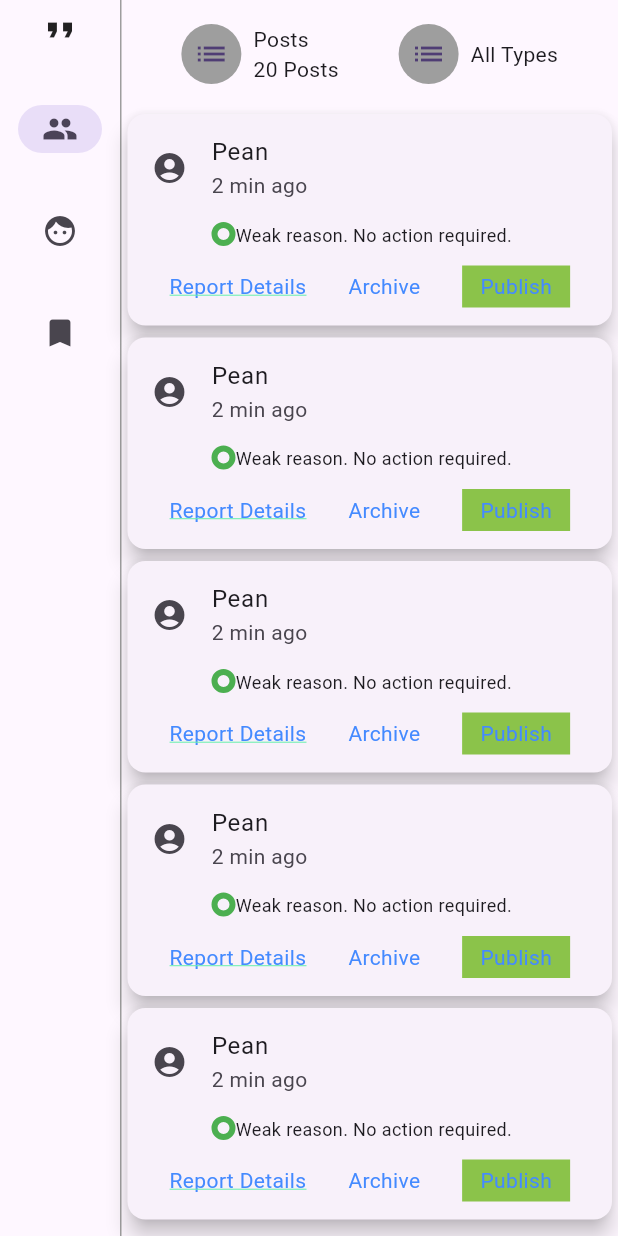
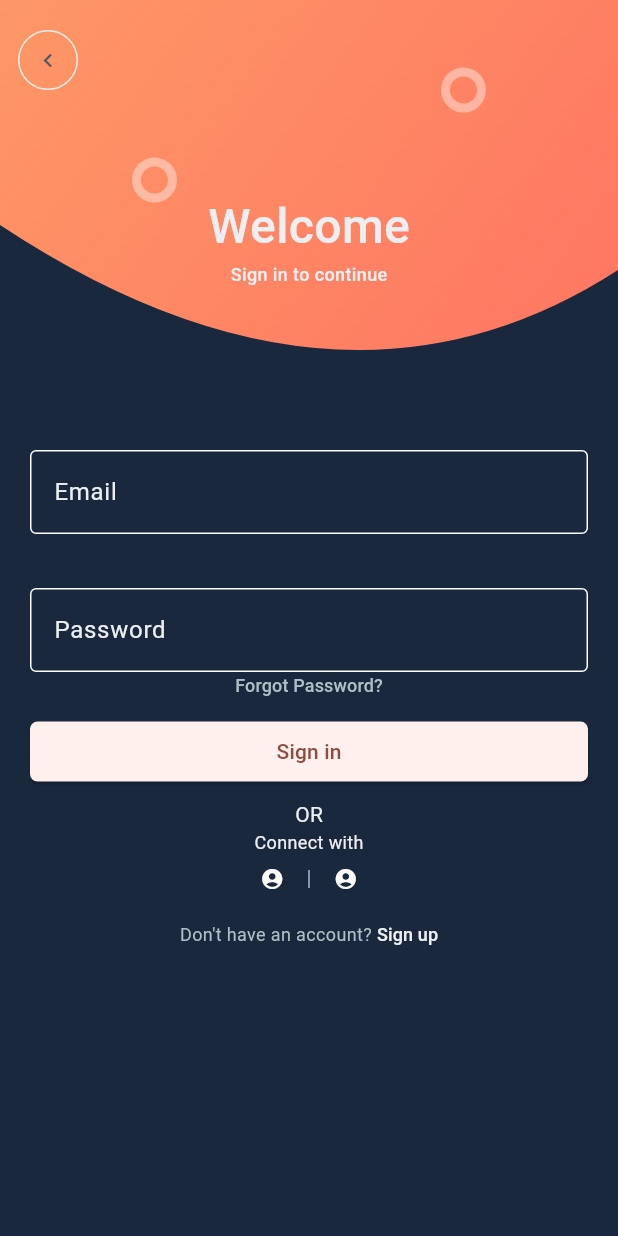
Before and after one commit to sarushili0430/ui_practice, a Flutter app: the screen it shows after launch, on a phone screen of 412 x 824 dp. Run offline on Flutter 3.47's test engine with Material 3 defaults, Android fonts, the phone set to English and light mode, and no system bars.

```diff
--- a/lib/main.dart
+++ b/lib/main.dart
@@ -1,5 +1,14 @@
 import 'package:flutter/material.dart';
+import 'package:ui_practice/signin.dart';
 import 'admin_mobile.dart';
+
+const Color kAccentColor = Color(0xFFFE7C64);
+const Color kBackgroundColor = Color(0xFF19283D);
+const Color kTextColorPrimary = Color(0xFFECEFF1);
+const Color kTextColorSecondary = Color(0xFFB0BEC5);
+const Color kButtonColorPrimary = Color(0xFFECEFF1);
+const Color kButtonTextColorPrimary = Color(0xFF455A64);
+const Color kIconColor = Color(0xFF455A64);
 
 void main() {
   runApp(const MyApp());
@@ -14,10 +23,10 @@ class MyApp extends StatelessWidget {
     return MaterialApp(
       title: 'Flutter Demo',
       theme: ThemeData(
-        colorScheme: ColorScheme.fromSeed(seedColor: Colors.deepPurple),
+        colorScheme: ColorScheme.fromSeed(seedColor: kAccentColor),
         useMaterial3: true,
       ),
-      home: const AdminMobile(title: 'Flutter Demo Home Page'),
+      home: const SigninSignout(title: 'Flutter Demo Home Page'),
     );
   }
 }
--- /dev/null
+++ b/lib/signin.dart
@@ -0,0 +1,389 @@
+import 'package:flutter/material.dart';
+
+const Color kAccentColor = Color(0xFFFE7C64);
+const Color kBackgroundColor = Color(0xFF19283D);
+const Color kTextColorPrimary = Color(0xFFECEFF1);
+const Color kTextColorSecondary = Color(0xFFB0BEC5);
+const Color kButtonColorPrimary = Color(0xFFECEFF1);
+const Color kButtonTextColorPrimary = Color(0xFF455A64);
+const Color kIconColor = Color(0xFF455A64);
+
+class SigninSignout extends StatefulWidget {
+  const SigninSignout({super.key, required this.title});
+
+  final String title;
+
+  @override
+  State<SigninSignout> createState() => _SigninSignoutState();
+}
+
+class _SigninSignoutState extends State<SigninSignout> {
+  @override
+  Widget build(BuildContext context) {
+    return Scaffold(
+      backgroundColor: kBackgroundColor,
+      body: Column(
+        mainAxisAlignment: MainAxisAlignment.start,
+        children: [
+          PageHeader(),
+          PageForm(),
+          PageFooter(),
+        ],
+      ),
+    );
+  }
+}
+
+class PageHeader extends StatelessWidget {
+  @override
+  Widget build(BuildContext context) {
+    final double height = 300;
+    return Container(
+      height: height,
+      child: Stack(
+        children: [
+          Align(
+            alignment: Alignment.topCenter,
+            child: HeaderBackground(height: height),
+          ),
+          Align(
+            alignment: Alignment.topCenter,
+            child: HeaderCircles(height: height),
+          ),
+          Align(
+            alignment: Alignment.topCenter,
+            child: Padding(
+              padding: EdgeInsets.only(top: 128),
+              child: HeaderTitle(),
+            ),
+          ),
+          Positioned(
+            top: 16,
+            left: 0,
+            child: HeaderBackButton(),
+          ),
+        ],
+      ),
+    );
+  }
+}
+
+class HeaderBackgroundClipper extends CustomClipper<Path> {
+  @override
+  Path getClip(Size size) {
+    return Path()
+      ..lineTo(0, size.height * 0.5)
+      ..quadraticBezierTo(
+        size.width * 0.55,
+        size.height,
+        size.width,
+        size.height * 0.6,
+      )
+      ..lineTo(size.width, 0)
+      ..close();
+  }
+
+  @override
+  bool shouldReclip(CustomClipper<Path> oldClipper) {
+    return true;
+  }
+}
+
+class HeaderBackground extends StatelessWidget {
+  final double height;
+
+  const HeaderBackground({super.key, required this.height});
+
+  @override
+  Widget build(BuildContext context) {
+    return ClipPath(
+        clipper: HeaderBackgroundClipper(),
+        child: Container(
+          width: double.infinity,
+          height: height,
+          decoration: BoxDecoration(
+              gradient: LinearGradient(
+            begin: FractionalOffset.topLeft,
+            end: FractionalOffset.bottomRight,
+            colors: [
+              Color(0xFFFD9766),
+              Color(0xFFFF7362),
+            ],
+            stops: [0, 1],
+          )),
+        ));
+  }
+}
+
+class HeaderCirclePainter extends CustomPainter {
+  @override
+  void paint(Canvas canvas, Size size) {
+    final paint = Paint()
+      ..color = Colors.white.withValues(alpha: 0.4)
+      ..style = PaintingStyle.stroke
+      ..strokeWidth = 6;
+
+    canvas.drawCircle(
+      Offset(size.width * 0.25, size.height * 0.4),
+      12,
+      paint,
+    );
+    canvas.drawCircle(
+      Offset(size.width * 0.75, size.height * 0.2),
+      12,
+      paint,
+    );
+  }
+
+  @override
+  bool shouldRepaint(CustomPainter oldDelegate) {
+    return false;
+  }
+}
+
+class HeaderCircles extends StatelessWidget {
+  final double height;
+
+  const HeaderCircles({
+    super.key,
+    required this.height,
+  });
+
+  @override
+  Widget build(BuildContext context) {
+    return CustomPaint(
+      painter: HeaderCirclePainter(),
+      child: Container(
+        width: double.infinity,
+        height: height,
+      ),
+    );
+  }
+}
+
+class HeaderTitle extends StatelessWidget {
+  @override
+  Widget build(BuildContext context) {
+    return Column(
+      mainAxisSize: MainAxisSize.min,
+      children: [
+        Text(
+          'Welcome',
+          style: TextStyle(
+            color: kTextColorPrimary,
+            fontWeight: FontWeight.w500,
+            fontSize: 32,
+          ),
+        ),
+        Text(
+          'Sign in to continue',
+          style: TextStyle(
+              color: kTextColorPrimary,
+              fontSize: 12,
+              fontWeight: FontWeight.w500),
+        ),
+      ],
+    );
+  }
+}
+
+class HeaderBackButton extends StatelessWidget {
+  @override
+  Widget build(BuildContext context) {
+    return TextButton(
+      style: TextButton.styleFrom(
+        backgroundColor: Colors.transparent,
+        shape: CircleBorder(
+          side: BorderSide(color: kButtonColorPrimary),
+        ),
+      ),
+      onPressed: () {},
+      child: Icon(Icons.chevron_left, color: kIconColor),
+    );
+  }
+}
+
+class PageForm extends StatelessWidget {
+  const PageForm({super.key});
+
+  @override
+  Widget build(BuildContext context) {
+    return const Padding(
+        padding: EdgeInsets.symmetric(horizontal: 20),
+        child: Column(
+          children: [
+            InputForm(),
+            SizedBox(
+              height: 12,
+            ),
+            LoginButton(),
+            SizedBox(
+              height: 8,
+            ),
+            Text(
+              "OR",
+              style: TextStyle(color: kTextColorPrimary),
+            ),
+            Text(
+              "Connect with",
+              style: TextStyle(
+                color: kTextColorPrimary,
+                fontSize: 12,
+              ),
+            ),
+            SizedBox(
+              height: 8,
+            ),
+            OAuthSelection(),
+          ],
+        ));
+  }
+}
+
+class InputForm extends StatefulWidget {
+  const InputForm({super.key});
+
+  @override
+  State<InputForm> createState() => _InputFormState();
+}
+
+class _InputFormState extends State<InputForm> {
+  final _emailController = TextEditingController();
+  final _passwordController = TextEditingController();
+
+  @override
+  Widget build(BuildContext context) {
+    return Column(
+      children: [
+        TextField(
+          controller: _emailController,
+          decoration: InputDecoration(
+              labelText: "Email",
+              labelStyle: TextStyle(color: kTextColorPrimary),
+              enabledBorder: OutlineInputBorder(
+                borderSide: BorderSide(color: Colors.white),
+              ),
+              focusedBorder: OutlineInputBorder(
+                borderSide: BorderSide(color: Colors.white),
+              )),
+        ),
+        SizedBox(
+          height: 36,
+        ),
+        TextField(
+          controller: _passwordController,
+          decoration: InputDecoration(
+              labelText: "Password",
+              labelStyle: TextStyle(color: kTextColorPrimary),
+              enabledBorder: OutlineInputBorder(
+                  borderSide: BorderSide(color: Colors.white)),
+              focusedBorder: OutlineInputBorder(
+                  borderSide: BorderSide(color: Colors.white))),
+          obscureText: true,
+        ),
+        TextButton(
+            style: TextButton.styleFrom(
+              minimumSize: Size.zero,
+              padding: EdgeInsets.zero,
+              tapTargetSize: MaterialTapTargetSize.shrinkWrap,
+            ),
+            onPressed: () => {},
+            child: Text("Forgot Password?",
+                style: TextStyle(
+                  color: kTextColorSecondary,
+                  fontSize: 12,
+                ))),
+      ],
+    );
+  }
+}
+
+class LoginButton extends StatelessWidget {
+  const LoginButton({super.key});
+
+  @override
+  Widget build(BuildContext context) {
+    return ElevatedButton(
+        child: const Text('Sign in'),
+        onPressed: () => {},
+        style: ElevatedButton.styleFrom(
+            fixedSize: Size.fromWidth(double.maxFinite),
+            shape: RoundedRectangleBorder(
+              borderRadius: BorderRadius.circular(5),
+            )));
+  }
+}
+
+class OAuthSelection extends StatelessWidget {
+  const OAuthSelection({super.key});
+
+  @override
+  Widget build(BuildContext context) {
+    return Container(
+        height: 16,
+        child: Row(
+          mainAxisAlignment: MainAxisAlignment.center,
+          children: [
+            IconButton(
+              padding: EdgeInsets.zero,
+              onPressed: () => {},
+              constraints: BoxConstraints(),
+              icon: Icon(
+                Icons.account_circle,
+                size: 16,
+                color: Colors.white,
+              ),
+            ),
+            Container(
+              color: kTextColorSecondary,
+              width: 1,
+              height: 12,
+            ),
+            IconButton(
+              padding: EdgeInsets.zero,
+              onPressed: () => {},
+              constraints: BoxConstraints(),
+              icon: Icon(
+                Icons.account_circle,
+                size: 16,
+                color: Colors.white,
+              ),
+            ),
+          ],
+        ));
+  }
+}
+
+class PageFooter extends StatelessWidget {
+  const PageFooter({super.key});
+
+  @override
+  Widget build(BuildContext context) {
+    return Padding(
+        padding: EdgeInsets.only(top: 20),
+        child: Row(
+          mainAxisAlignment: MainAxisAlignment.center,
+          children: [
+            Text(
+              "Don't have an account? ",
+              style: TextStyle(
+                color: kTextColorSecondary,
+                fontSize: 12,
+              ),
+            ),
+            TextButton(
+                style: TextButton.styleFrom(
+                  minimumSize: Size.zero,
+                  padding: EdgeInsets.zero,
+                  tapTargetSize: MaterialTapTargetSize.shrinkWrap,
+                ),
+                child: Text("Sign up",
+                    style: TextStyle(
+                      color: kTextColorPrimary,
+                      fontSize: 12,
+                    )),
+                onPressed: () => {}),
+          ],
+        ));
+  }
+}
```
